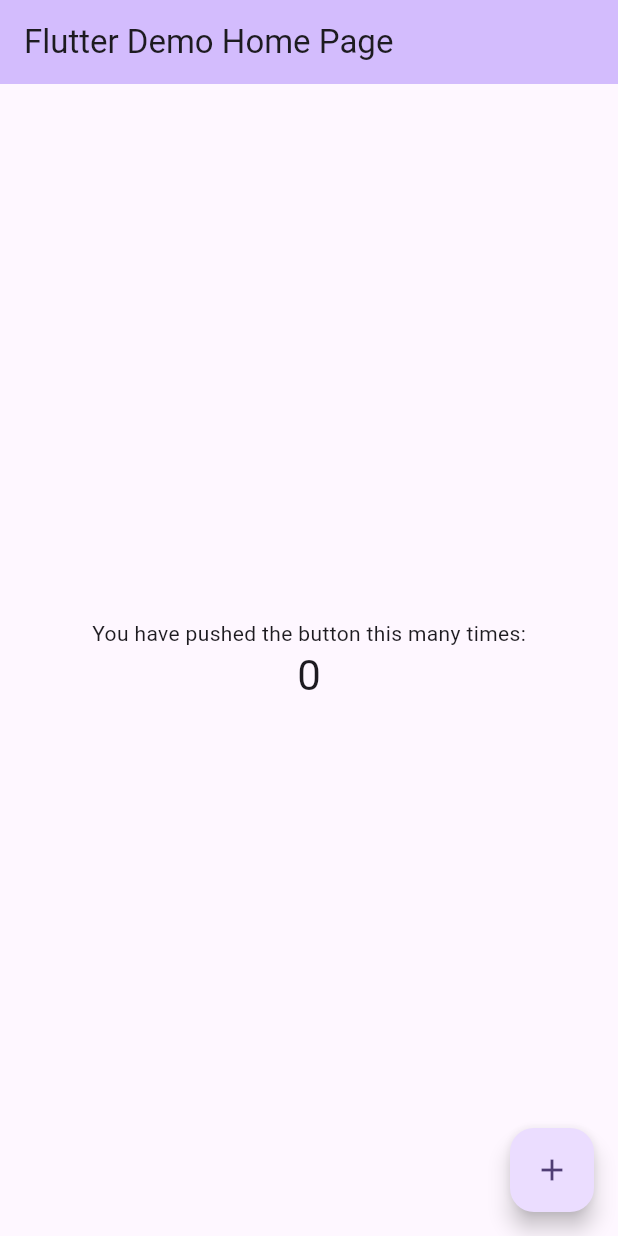
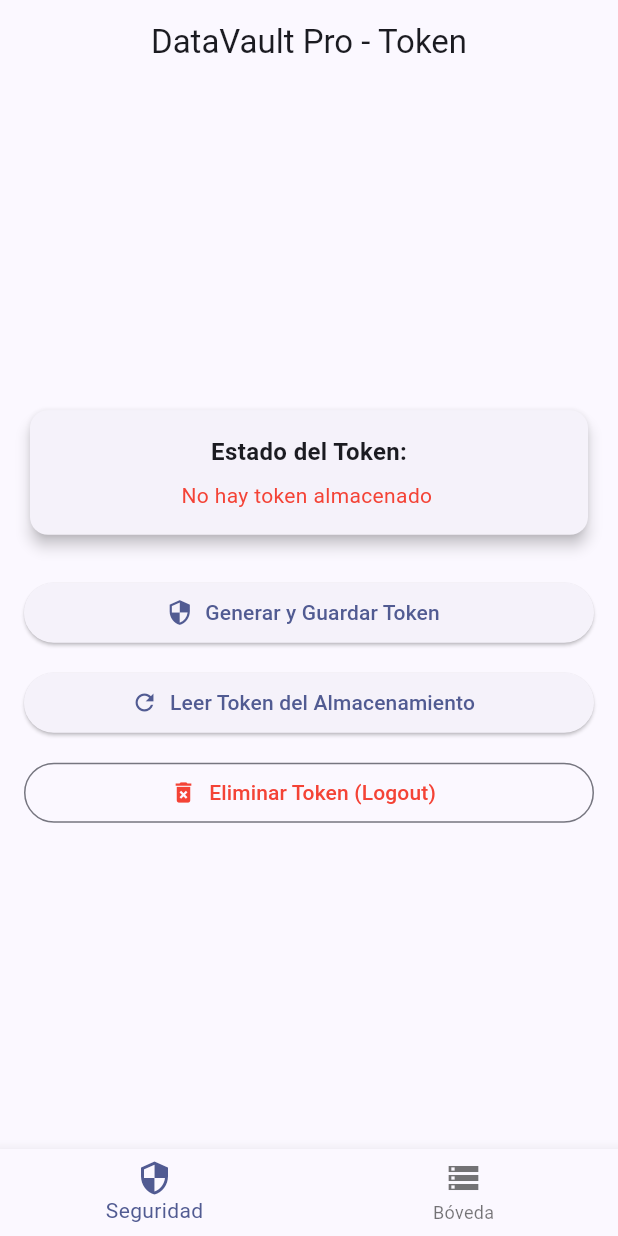
Before and after one commit to Piero16301/DataVault_Pro, a Flutter app: the screen it shows after launch, on a phone screen of 412 x 824 dp. Run offline on Flutter 3.47's test engine with Material 3 defaults, Android fonts, the phone set to English and light mode, and no system bars; our stand-ins replace flutter_secure_storage.

Commit message:
Add token security and isolate vault flow
Introduce a full DataVault architecture for token management and vault decryption: add domain/repository contracts, secure storage datasource, local security repository, vault repository, and controllers for security and processing state. Implement heavy vault processing with both synchronous and `Isolate.run` paths to compare UI blocking vs responsive execution, then wire new Security and Home screens into a bottom-navigation app shell. Update app bootstrap/dependency wiring in `main.dart` and adapt the widget test setup to instantiate `DataVaultApp` with controllers.

```diff
--- a/lib/data/datasources/secure_storage_datasource.dart
+++ b/lib/data/datasources/secure_storage_datasource.dart
@@ -0,0 +1,18 @@
+import 'package:flutter_secure_storage/flutter_secure_storage.dart';
+
+class SecureStorageDatasource {
+  final FlutterSecureStorage _storage = const FlutterSecureStorage();
+  static const String _tokenKey = 'AUTH_TOKEN_KEY';
+
+  Future<void> writeToken(String token) async {
+    await _storage.write(key: _tokenKey, value: token);
+  }
+
+  Future<String?> readToken() async {
+    return await _storage.read(key: _tokenKey);
+  }
+
+  Future<void> deleteToken() async {
+    await _storage.delete(key: _tokenKey);
+  }
+}
--- a/lib/domain/entities/vault_item.dart
+++ b/lib/domain/entities/vault_item.dart
@@ -0,0 +1,11 @@
+class VaultItem {
+  const VaultItem({
+    required this.id,
+    required this.title,
+    required this.decryptedPayload,
+  });
+
+  final String id;
+  final String title;
+  final String decryptedPayload;
+}
--- a/lib/domain/repositories/security_repository.dart
+++ b/lib/domain/repositories/security_repository.dart
@@ -0,0 +1,5 @@
+abstract class SecurityRepository {
+  Future<void> saveToken(String token);
+  Future<String?> getToken();
+  Future<void> deleteToken();
+}
--- a/lib/domain/repositories/vault_repository.dart
+++ b/lib/domain/repositories/vault_repository.dart
@@ -0,0 +1,5 @@
+import '../entities/vault_item.dart';
+
+abstract class VaultRepository {
+  Future<List<VaultItem>> fetchEncryptedData();
+}
--- a/lib/main.dart
+++ b/lib/main.dart
@@ -1,121 +1,90 @@
+import 'package:datavault_pro/application/vault_service.dart';
+import 'package:datavault_pro/data/datasources/secure_storage_datasource.dart';
+import 'package:datavault_pro/data/repositories/local_security_repository.dart';
+import 'package:datavault_pro/data/repositories/vault_repository_impl.dart';
+import 'package:datavault_pro/presentation/controllers/security_controller.dart';
+import 'package:datavault_pro/presentation/controllers/vault_controller.dart';
+import 'package:datavault_pro/presentation/screens/home_screen.dart';
+import 'package:datavault_pro/presentation/screens/security_screen.dart';
 import 'package:flutter/material.dart';
 
 void main() {
-  runApp(const MyApp());
+  WidgetsFlutterBinding.ensureInitialized();
+
+  final SecureStorageDatasource datasource = SecureStorageDatasource();
+  final LocalSecurityRepository securityRepository = LocalSecurityRepository(
+    datasource: datasource,
+  );
+  final SecurityController securityController = SecurityController(
+    repository: securityRepository,
+  );
+
+  final VaultRepositoryImpl vaultRepository = VaultRepositoryImpl();
+  final VaultService vaultService = VaultService();
+  final VaultController vaultController = VaultController(
+    repository: vaultRepository,
+    vaultService: vaultService,
+  );
+
+  runApp(
+    DataVaultApp(
+      securityController: securityController,
+      vaultController: vaultController,
+    ),
+  );
 }
 
-class MyApp extends StatelessWidget {
-  const MyApp({super.key});
+class DataVaultApp extends StatefulWidget {
+  final SecurityController securityController;
+  final VaultController vaultController;
 
-  // This widget is the root of your application.
+  const DataVaultApp({
+    super.key,
+    required this.securityController,
+    required this.vaultController,
+  });
+
   @override
-  Widget build(BuildContext context) {
-    return MaterialApp(
-      title: 'Flutter Demo',
-      theme: ThemeData(
-        // This is the theme of your application.
-        //
-        // TRY THIS: Try running your application with "flutter run". You'll see
-        // the application has a purple toolbar. Then, without quitting the app,
-        // try changing the seedColor in the colorScheme below to Colors.green
-        // and then invoke "hot reload" (save your changes or press the "hot
-        // reload" button in a Flutter-supported IDE, or press "r" if you used
-        // the command line to start the app).
-        //
-        // Notice that the counter didn't reset back to zero; the application
-        // state is not lost during the reload. To reset the state, use hot
-        // restart instead.
-        //
-        // This works for code too, not just values: Most code changes can be
-        // tested with just a hot reload.
-        colorScheme: .fromSeed(seedColor: Colors.deepPurple),
-      ),
-      home: const MyHomePage(title: 'Flutter Demo Home Page'),
-    );
-  }
+  State<DataVaultApp> createState() => _DataVaultAppState();
 }
 
-class MyHomePage extends StatefulWidget {
-  const MyHomePage({super.key, required this.title});
-
-  // This widget is the home page of your application. It is stateful, meaning
-  // that it has a State object (defined below) that contains fields that affect
-  // how it looks.
-
-  // This class is the configuration for the state. It holds the values (in this
-  // case the title) provided by the parent (in this case the App widget) and
-  // used by the build method of the State. Fields in a Widget subclass are
-  // always marked "final".
-
-  final String title;
-
-  @override
-  State<MyHomePage> createState() => _MyHomePageState();
-}
-
-class _MyHomePageState extends State<MyHomePage> {
-  int _counter = 0;
-
-  void _incrementCounter() {
-    setState(() {
-      // This call to setState tells the Flutter framework that something has
-      // changed in this State, which causes it to rerun the build method below
-      // so that the display can reflect the updated values. If we changed
-      // _counter without calling setState(), then the build method would not be
-      // called again, and so nothing would appear to happen.
-      _counter++;
-    });
-  }
+class _DataVaultAppState extends State<DataVaultApp> {
+  int _currentIndex = 0;
 
   @override
   Widget build(BuildContext context) {
-    // This method is rerun every time setState is called, for instance as done
-    // by the _incrementCounter method above.
-    //
-    // The Flutter framework has been optimized to make rerunning build methods
-    // fast, so that you can just rebuild anything that needs updating rather
-    // than having to individually change instances of widgets.
-    return Scaffold(
-      appBar: AppBar(
-        // TRY THIS: Try changing the color here to a specific color (to
-        // Colors.amber, perhaps?) and trigger a hot reload to see the AppBar
-        // change color while the other colors stay the same.
-        backgroundColor: Theme.of(context).colorScheme.inversePrimary,
-        // Here we take the value from the MyHomePage object that was created by
-        // the App.build method, and use it to set our appbar title.
-        title: Text(widget.title),
+    final List<Widget> screens = <Widget>[
+      SecurityScreen(controller: widget.securityController),
+      HomeScreen(
+        securityController: widget.securityController,
+        vaultController: widget.vaultController,
       ),
-      body: Center(
-        // Center is a layout widget. It takes a single child and positions it
-        // in the middle of the parent.
-        child: Column(
-          // Column is also a layout widget. It takes a list of children and
-          // arranges them vertically. By default, it sizes itself to fit its
-          // children horizontally, and tries to be as tall as its parent.
-          //
-          // Column has various properties to control how it sizes itself and
-          // how it positions its children. Here we use mainAxisAlignment to
-          // center the children vertically; the main axis here is the vertical
-          // axis because Columns are vertical (the cross axis would be
-          // horizontal).
-          //
-          // TRY THIS: Invoke "debug painting" (choose the "Toggle Debug Paint"
-          // action in the IDE, or press "p" in the console), to see the
-          // wireframe for each widget.
-          mainAxisAlignment: .center,
-          children: <Widget>[
-            const Text('You have pushed the button this many times:'),
-            Text(
-              '$_counter',
-              style: Theme.of(context).textTheme.headlineMedium,
+    ];
+
+    return MaterialApp(
+      debugShowCheckedModeBanner: false,
+      title: 'DataVault Pro',
+      theme: ThemeData(
+        colorScheme: ColorScheme.fromSeed(seedColor: Colors.indigo),
+        useMaterial3: true,
+      ),
+      home: Scaffold(
+        body: screens[_currentIndex],
+        bottomNavigationBar: BottomNavigationBar(
+          currentIndex: _currentIndex,
+          onTap: (int index) {
+            setState(() {
+              _currentIndex = index;
+            });
+          },
+          items: const <BottomNavigationBarItem>[
+            BottomNavigationBarItem(
+              icon: Icon(Icons.security),
+              label: 'Seguridad',
             ),
+            BottomNavigationBarItem(icon: Icon(Icons.storage), label: 'Bóveda'),
           ],
         ),
-      ),
-      floatingActionButton: FloatingActionButton(
-        onPressed: _incrementCounter,
-        tooltip: 'Increment',
-        child: const Icon(Icons.add),
       ),
     );
   }
--- a/lib/presentation/controllers/security_controller.dart
+++ b/lib/presentation/controllers/security_controller.dart
@@ -0,0 +1,66 @@
+import 'package:flutter/foundation.dart';
+import '../../domain/repositories/security_repository.dart';
+
+class SecurityController extends ChangeNotifier {
+  SecurityController({required this._repository});
+
+  final SecurityRepository _repository;
+
+  String? _currentToken;
+  bool _isLoading = false;
+  String? _errorMessage;
+
+  String? get currentToken => _currentToken;
+  bool get isLoading => _isLoading;
+  String? get errorMessage => _errorMessage;
+
+  Future<void> generateAndSaveToken() async {
+    _isLoading = true;
+    _errorMessage = null;
+    notifyListeners();
+
+    try {
+      final String newToken =
+          'vault_token_${DateTime.now().millisecondsSinceEpoch}';
+      await _repository.saveToken(newToken);
+      _currentToken = newToken;
+    } catch (e) {
+      _errorMessage = 'Error de seguridad al guardar el token.';
+    } finally {
+      _isLoading = false;
+      notifyListeners();
+    }
+  }
+
+  Future<void> loadToken() async {
+    _isLoading = true;
+    _errorMessage = null;
+    notifyListeners();
+
+    try {
+      final String? token = await _repository.getToken();
+      _currentToken = token;
+    } catch (e) {
+      _errorMessage = 'Error de seguridad al leer el token.';
+    } finally {
+      _isLoading = false;
+      notifyListeners();
+    }
+  }
+
+  Future<void> logout() async {
+    _isLoading = true;
+    _errorMessage = null;
+    notifyListeners();
+
+    try {
+      await _repository.deleteToken();
+      _currentToken = null;
+    } catch (e) {
+      _errorMessage = 'Error de seguridad al eliminar el token.';
+    } finally {
+      _isLoading = false;
+      notifyListeners();
+    }
+  }
+}
--- a/lib/presentation/controllers/vault_controller.dart
+++ b/lib/presentation/controllers/vault_controller.dart
@@ -0,0 +1,62 @@
+import 'package:flutter/foundation.dart';
+import '../../application/vault_service.dart';
+import '../../domain/entities/vault_item.dart';
+import '../../domain/repositories/vault_repository.dart';
+
+class VaultController extends ChangeNotifier {
+  VaultController({required this._repository, required this._vaultService});
+
+  final VaultRepository _repository;
+  final VaultService _vaultService;
+
+  List<VaultItem> _items = <VaultItem>[];
+  bool _isProcessing = false;
+  int _executionTimeMs = 0;
+
+  List<VaultItem> get items => _items;
+  bool get isProcessing => _isProcessing;
+  int get executionTimeMs => _executionTimeMs;
+
+  /// Procesa datos SIN Isolate (Forma tradicional/primitiva que congela la UI)
+  Future<void> decryptVaultWithoutIsolate(String token) async {
+    _isProcessing = true;
+    notifyListeners();
+
+    // Pequeña pausa para permitir que Flutter dibuje el spinner en pantalla
+    // antes de que el ciclo for bloquee el hilo principal.
+    await Future<void>.delayed(const Duration(milliseconds: 100));
+
+    final Stopwatch stopwatch = Stopwatch()..start();
+    final List<VaultItem> rawItems = await _repository.fetchEncryptedData();
+
+    // Ejecución SÍNCRONA en el Hilo Principal
+    _items = _vaultService.processVaultDataSync(
+      rawItems: rawItems,
+      tokenKey: token,
+    );
+
+    stopwatch.stop();
+    _executionTimeMs = stopwatch.elapsedMilliseconds;
+    _isProcessing = false;
+    notifyListeners();
+  }
+
+  /// Procesa datos mediante ISOLATE (Fluidez total, 60fps)
+  Future<void> decryptVaultWithIsolate(String token) async {
+    _isProcessing = true;
+    notifyListeners();
+
+    final Stopwatch stopwatch = Stopwatch()..start();
+    final List<VaultItem> rawItems = await _repository.fetchEncryptedData();
+
+    _items = await _vaultService.processVaultDataInIsolate(
+      rawItems: rawItems,
+      tokenKey: token,
+    );
+
+    stopwatch.stop();
+    _executionTimeMs = stopwatch.elapsedMilliseconds;
+    _isProcessing = false;
+    notifyListeners();
+  }
+}
--- /dev/null
+++ b/lib/presentation/screens/security_screen.dart
@@ -0,0 +1,118 @@
+import 'package:flutter/material.dart';
+import '../controllers/security_controller.dart';
+
+class SecurityScreen extends StatefulWidget {
+  final SecurityController controller;
+
+  const SecurityScreen({super.key, required this.controller});
+
+  @override
+  State<SecurityScreen> createState() => _SecurityScreenState();
+}
+
+class _SecurityScreenState extends State<SecurityScreen> {
+  @override
+  void initState() {
+    super.initState();
+    widget.controller.addListener(_onControllerUpdate);
+    // Verificación automática al iniciar (Extensión opcional del Paso 2)
+    widget.controller.loadToken();
+  }
+
+  @override
+  void dispose() {
+    widget.controller.removeListener(_onControllerUpdate);
+    super.dispose();
+  }
+
+  void _onControllerUpdate() {
+    if (!mounted) return;
+
+    final String? error = widget.controller.errorMessage;
+    if (error != null) {
+      ScaffoldMessenger.of(context).showSnackBar(
+        SnackBar(content: Text(error), backgroundColor: Colors.red),
+      );
+    }
+  }
+
+  @override
+  Widget build(BuildContext context) {
+    return AnimatedBuilder(
+      animation: widget.controller,
+      builder: (BuildContext context, Widget? child) {
+        final String? token = widget.controller.currentToken;
+        final bool isLoading = widget.controller.isLoading;
+
+        return Scaffold(
+          appBar: AppBar(
+            title: const Text('DataVault Pro - Token'),
+            centerTitle: true,
+          ),
+          body: Padding(
+            padding: const EdgeInsets.all(16.0),
+            child: Column(
+              mainAxisAlignment: MainAxisAlignment.center,
+              crossAxisAlignment: CrossAxisAlignment.stretch,
+              children: <Widget>[
+                Card(
+                  elevation: 4,
+                  child: Padding(
+                    padding: const EdgeInsets.all(16.0),
+                    child: Column(
+                      children: <Widget>[
+                        const Text(
+                          'Estado del Token:',
+                          style: TextStyle(
+                            fontSize: 16,
+                            fontWeight: FontWeight.bold,
+                          ),
+                        ),
+                        const SizedBox(height: 8),
+                        if (isLoading)
+                          const CircularProgressIndicator()
+                        else
+                          SelectableText(
+                            token ?? 'No hay token almacenado',
+                            style: TextStyle(
+                              fontSize: 14,
+                              color: token != null ? Colors.green : Colors.red,
+                            ),
+                          ),
+                      ],
+                    ),
+                  ),
+                ),
+                const SizedBox(height: 24),
+                ElevatedButton.icon(
+                  onPressed: isLoading
+                      ? null
+                      : () => widget.controller.generateAndSaveToken(),
+                  icon: const Icon(Icons.security),
+                  label: const Text('Generar y Guardar Token'),
+                ),
+                const SizedBox(height: 12),
+                ElevatedButton.icon(
+                  onPressed: isLoading
+                      ? null
+                      : () => widget.controller.loadToken(),
+                  icon: const Icon(Icons.refresh),
+                  label: const Text('Leer Token del Almacenamiento'),
+                ),
+                const SizedBox(height: 12),
+                OutlinedButton.icon(
+                  onPressed: isLoading
+                      ? null
+                      : () => widget.controller.logout(),
+                  icon: const Icon(Icons.delete_forever),
+                  style: OutlinedButton.styleFrom(foregroundColor: Colors.red),
+                  label: const Text('Eliminar Token (Logout)'),
+                ),
+              ],
+            ),
+          ),
+        );
+      },
+    );
+  }
+}
```
Also changed, not shown: lib/application/vault_service.dart (+69 -0 lines), lib/data/repositories/local_security_repository.dart (added, +23 -0 lines), lib/data/repositories/vault_repository_impl.dart (+20 -0 lines), lib/presentation/screens/home_screen.dart (+117 -0 lines), 1 other file.
